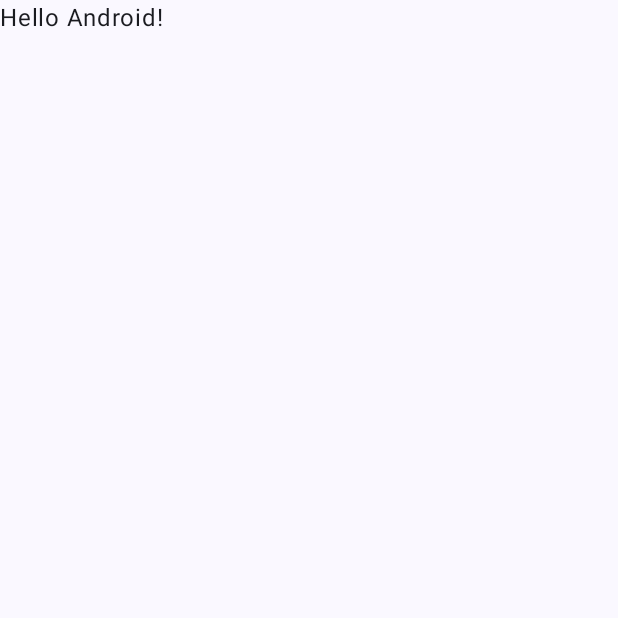
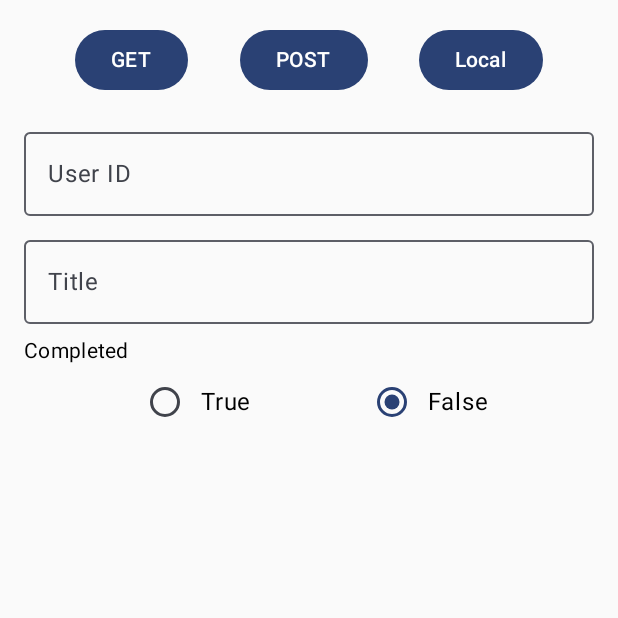
Before and after one commit to OiPKL/kotlin-practice, an Android app built with Jetpack Compose: the screen it shows after launch (MainActivity), on a phone screen of 412 x 824 dp, the top half of it. Before the commit the part shown is almost empty. Run offline under Robolectric (Android 15) with nearby library versions, the phone set to English and light mode, and no system bars.

```diff
--- a/practiceapi/src/main/java/com/fiveis/practiceapi/MainActivity.kt
+++ b/practiceapi/src/main/java/com/fiveis/practiceapi/MainActivity.kt
@@ -3,45 +3,16 @@ package com.fiveis.practiceapi
 import android.os.Bundle
 import androidx.activity.ComponentActivity
 import androidx.activity.compose.setContent
-import androidx.activity.enableEdgeToEdge
-import androidx.compose.foundation.layout.fillMaxSize
-import androidx.compose.foundation.layout.padding
-import androidx.compose.material3.Scaffold
-import androidx.compose.material3.Text
-import androidx.compose.runtime.Composable
-import androidx.compose.ui.Modifier
-import androidx.compose.ui.tooling.preview.Preview
-import com.fiveis.practiceapi.ui.theme.MyAppTheme
+import com.fiveis.practiceapi.presentation.theme.MyAppTheme
+import com.fiveis.practiceapi.presentation.ui.json.TodoScreen
 
 class MainActivity : ComponentActivity() {
     override fun onCreate(savedInstanceState: Bundle?) {
         super.onCreate(savedInstanceState)
-        enableEdgeToEdge()
         setContent {
             MyAppTheme {
-                Scaffold(modifier = Modifier.fillMaxSize()) { innerPadding ->
-                    Greeting(
-                        name = "Android",
-                        modifier = Modifier.padding(innerPadding)
-                    )
-                }
+                TodoScreen()
             }
         }
     }
 }
-
-@Composable
-fun Greeting(name: String, modifier: Modifier = Modifier) {
-    Text(
-        text = "Hello $name!",
-        modifier = modifier
-    )
-}
-
-@Preview(showBackground = true)
-@Composable
-fun GreetingPreview() {
-    MyAppTheme {
-        Greeting("Android")
-    }
-}
--- /dev/null
+++ b/practiceapi/src/main/java/com/fiveis/practiceapi/data/remote/api/JsonApi.kt
@@ -0,0 +1,15 @@
+package com.fiveis.practiceapi.data.remote.api
+
+import com.fiveis.practiceapi.data.remote.dto.TodoDto
+import retrofit2.Response
+import retrofit2.http.Body
+import retrofit2.http.GET
+import retrofit2.http.POST
+
+interface JsonApi {
+    @GET("todos/10")
+    suspend fun getTodo(): Response<TodoDto>
+
+    @POST("todos")
+    suspend fun postTodo(@Body todo: TodoDto): Response<TodoDto>
+}
--- /dev/null
+++ b/practiceapi/src/main/java/com/fiveis/practiceapi/data/repository/JsonRepositoryImpl.kt
@@ -0,0 +1,58 @@
+package com.fiveis.practiceapi.data.repository
+
+import android.content.Context
+import com.fiveis.practiceapi.data.local.datastore.TodoDataStore
+import com.fiveis.practiceapi.data.remote.api.JsonApi
+import com.fiveis.practiceapi.data.remote.dto.TodoDto
+import com.fiveis.practiceapi.domain.repository.JsonRepository
+import okhttp3.OkHttpClient
+import okhttp3.logging.HttpLoggingInterceptor
+import retrofit2.Retrofit
+import retrofit2.converter.gson.GsonConverterFactory
+
+class JsonRepositoryImpl(private val context: Context) : JsonRepository {
+
+    private val api: JsonApi
+
+    init {
+        val logging = HttpLoggingInterceptor().apply {
+            level = HttpLoggingInterceptor.Level.BODY
+        }
+        val client = OkHttpClient.Builder()
+            .addInterceptor(logging)
+            .build()
+
+        val retrofit = Retrofit.Builder()
+            .baseUrl("http://jsonplaceholder.typicode.com/")
+            .client(client)
+            .addConverterFactory(GsonConverterFactory.create())
+            .build()
+
+        api = retrofit.create(JsonApi::class.java)
+    }
+
+    override suspend fun getTodo(): TodoDto? {
+        val response = api.getTodo()
+        if (response.isSuccessful) {
+            response.body()?.let { todo ->
+                // 저장: Retrofit으로 받은 TodoDto를 Gson으로 JSON 문자열로 변환 후 DataStore에 저장
+                val json = com.google.gson.Gson().toJson(todo)
+                TodoDataStore.saveTodo(context, json)
+                return todo
+            }
+        }
+        return null
+    }
+
+    override suspend fun postTodo(todo: TodoDto): Boolean {
+        val response = api.postTodo(todo)
+        return response.code() == 201
+    }
+
+    override suspend fun getLocalTodo(): TodoDto? {
+        val json = TodoDataStore.getTodo(context)
+        return if (json != null) {
+            com.google.gson.Gson().fromJson(json, TodoDto::class.java)
+        } else null
+    }
+}
--- /dev/null
+++ b/practiceapi/src/main/java/com/fiveis/practiceapi/domain/repository/JsonRepository.kt
@@ -0,0 +1,9 @@
+package com.fiveis.practiceapi.domain.repository
+
+import com.fiveis.practiceapi.data.remote.dto.TodoDto
+
+interface JsonRepository {
+    suspend fun getTodo(): TodoDto?
+    suspend fun postTodo(todo: TodoDto): Boolean
+    suspend fun getLocalTodo(): TodoDto?
+}
--- /dev/null
+++ b/practiceapi/src/main/java/com/fiveis/practiceapi/domain/usecase/GetTodoUseCase.kt
@@ -0,0 +1,10 @@
+package com.fiveis.practiceapi.domain.usecase
+
+import com.fiveis.practiceapi.data.remote.dto.TodoDto
+import com.fiveis.practiceapi.domain.repository.JsonRepository
+
+class GetTodoUseCase(private val repository: JsonRepository) {
+    suspend operator fun invoke(): TodoDto? {
+        return repository.getTodo()
+    }
+}
--- /dev/null
+++ b/practiceapi/src/main/java/com/fiveis/practiceapi/domain/usecase/PostTodoUseCase.kt
@@ -0,0 +1,10 @@
+package com.fiveis.practiceapi.domain.usecase
+
+import com.fiveis.practiceapi.data.remote.dto.TodoDto
+import com.fiveis.practiceapi.domain.repository.JsonRepository
+
+class PostTodoUseCase(private val repository: JsonRepository) {
+    suspend operator fun invoke(todo: TodoDto): Boolean {
+        return repository.postTodo(todo)
+    }
+}
--- a/practiceapi/src/main/java/com/fiveis/practiceapi/ui/theme/Color.kt
+++ b/practiceapi/src/main/java/com/fiveis/practiceapi/presentation/theme/Color.kt
@@ -1,4 +1,4 @@
-package com.fiveis.practiceapi.ui.theme
+package com.fiveis.practiceapi.presentation.theme
 
 import androidx.compose.ui.graphics.Color
 
--- a/practiceapi/src/main/java/com/fiveis/practiceapi/ui/theme/Theme.kt
+++ b/practiceapi/src/main/java/com/fiveis/practiceapi/presentation/theme/Theme.kt
@@ -1,4 +1,4 @@
-package com.fiveis.practiceapi.ui.theme
+package com.fiveis.practiceapi.presentation.theme
 
 import android.app.Activity
 import android.os.Build
--- a/practiceapi/src/main/java/com/fiveis/practiceapi/ui/theme/Type.kt
+++ b/practiceapi/src/main/java/com/fiveis/practiceapi/presentation/theme/Type.kt
@@ -1,4 +1,4 @@
-package com.fiveis.practiceapi.ui.theme
+package com.fiveis.practiceapi.presentation.theme
 
 import androidx.compose.material3.Typography
 import androidx.compose.ui.text.TextStyle
--- /dev/null
+++ b/practiceapi/src/main/java/com/fiveis/practiceapi/presentation/ui/json/TodoScreen.kt
@@ -0,0 +1,82 @@
+package com.fiveis.practiceapi.presentation.ui.json
+
+import androidx.compose.foundation.layout.*
+import androidx.compose.foundation.text.KeyboardOptions
+import androidx.compose.material3.*
+import androidx.compose.runtime.Composable
+import androidx.compose.ui.Alignment
+import androidx.compose.ui.Modifier
+import androidx.compose.ui.text.input.KeyboardType
+import androidx.compose.ui.unit.dp
+import androidx.lifecycle.viewmodel.compose.viewModel
+import com.fiveis.practiceapi.presentation.ui.json.TodoViewModel
+
+@Composable
+fun TodoScreen(viewModel: TodoViewModel = viewModel()) {
+    val uiState = viewModel.uiState
+
+    Column(modifier = Modifier
+        .fillMaxSize()
+        .padding(16.dp)) {
+        // GET, POST, Local 버튼 영역
+        Row(modifier = Modifier.fillMaxWidth(),
+            horizontalArrangement = Arrangement.SpaceEvenly) {
+            Button(onClick = { viewModel.onGetTodo() }) {
+                Text("GET")
+            }
+            Button(onClick = { viewModel.onPostTodo() }) {
+                Text("POST")
+            }
+            Button(onClick = { viewModel.onLocalTodo() }) {
+                Text("Local")
+            }
+        }
+        Spacer(modifier = Modifier.height(16.dp))
+        // POST 요청을 위한 입력 필드들
+        OutlinedTextField(
+            value = viewModel.userIdInput,
+            onValueChange = { viewModel.userIdInput = it },
+            label = { Text("User ID") },
+            keyboardOptions = KeyboardOptions(keyboardType = KeyboardType.Number),
+            modifier = Modifier.fillMaxWidth()
+        )
+        Spacer(modifier = Modifier.height(8.dp))
+        OutlinedTextField(
+            value = viewModel.titleInput,
+            onValueChange = { viewModel.titleInput = it },
+            label = { Text("Title") },
+            modifier = Modifier.fillMaxWidth()
+        )
+        Spacer(modifier = Modifier.height(8.dp))
+        Column(modifier = Modifier.fillMaxWidth()) {
+            Text(text = "Completed", style = MaterialTheme.typography.bodyMedium)
+            Row(
+                modifier = Modifier.fillMaxWidth(),
+                horizontalArrangement = Arrangement.SpaceEvenly,
+                verticalAlignment = Alignment.CenterVertically
+            ) {
+                Row(verticalAlignment = Alignment.CenterVertically) {
+                    RadioButton(
+                        selected = viewModel.completedInput == "true",
+                        onClick = { viewModel.completedInput = "true" }
+                    )
+                    Text(text = "True")
+                }
+                Row(verticalAlignment = Alignment.CenterVertically) {
+                    RadioButton(
+                        selected = viewModel.completedInput == "false",
+                        onClick = { viewModel.completedInput = "false" }
+                    )
+                    Text(text = "False")
+                }
+            }
+        }
+        Spacer(modifier = Modifier.height(16.dp))
+        // 결과 출력 영역
+        Text(
+            text = uiState.value.resultText,
+//            text = "Result: ${uiState.value.resultText}",
+            style = MaterialTheme.typography.bodyLarge
+        )
+    }
+}
```
Also changed, not shown: practiceapi/src/main/java/com/fiveis/practiceapi/data/local/datastore/TodoDataStore.kt (added, +25 -0 lines), practiceapi/src/main/java/com/fiveis/practiceapi/data/remote/dto/TodoDto.kt (added, +8 -0 lines), practiceapi/src/main/java/com/fiveis/practiceapi/presentation/ui/json/TodoViewModel.kt (added, +83 -0 lines).
